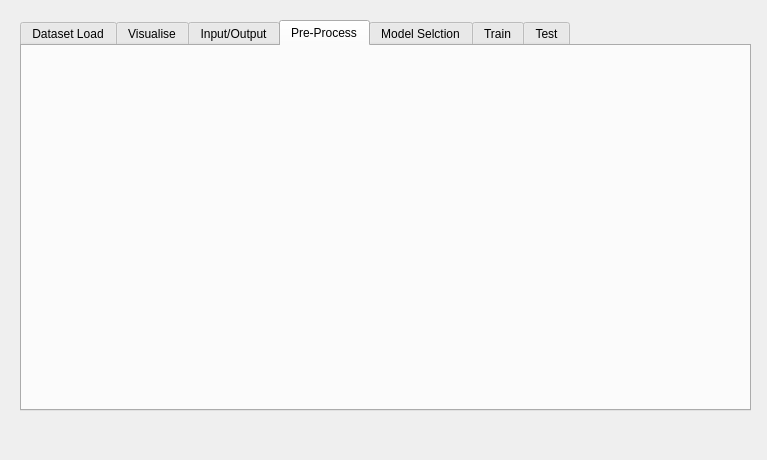
This is resources/ui/ml_gui.ui in matheusft/modelling_ml as Qt 5 draws it before an edit. The edited form follows.
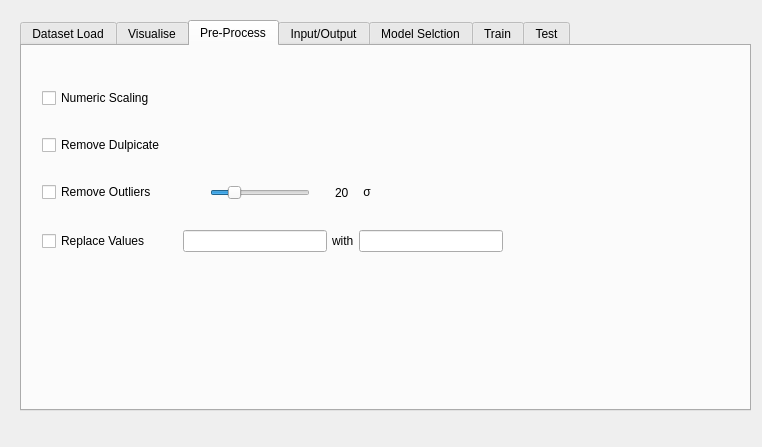
This is the edited form. The open tabs and pages were chosen to show the change. Custom widgets are drawn as their Qt base class.

```diff
--- a/resources/ui/ml_gui.ui
+++ b/resources/ui/ml_gui.ui
@@ -6,8 +6,8 @@
    <rect>
     <x>0</x>
     <y>0</y>
-    <width>767</width>
-    <height>460</height>
+    <width>762</width>
+    <height>447</height>
    </rect>
   </property>
   <property name="windowTitle">
@@ -123,15 +123,263 @@
      </property>
     </widget>
    </widget>
-   <widget class="QWidget" name="inputoutput_tab">
-    <attribute name="title">
-     <string>Input/Output</string>
-    </attribute>
-   </widget>
    <widget class="QWidget" name="pre_process_tab">
     <attribute name="title">
      <string>Pre-Process</string>
     </attribute>
+    <widget class="QWidget" name="verticalLayoutWidget_5">
+     <property name="geometry">
+      <rect>
+       <x>20</x>
+       <y>20</y>
+       <width>461</width>
+       <height>211</height>
+      </rect>
+     </property>
+     <layout class="QVBoxLayout" name="verticalLayout_5">
+      <property name="spacing">
+       <number>5</number>
+      </property>
+      <property name="sizeConstraint">
+       <enum>QLayout::SetDefaultConstraint</enum>
+      </property>
+      <property name="topMargin">
+       <number>0</number>
+      </property>
+      <property name="bottomMargin">
+       <number>0</number>
+      </property>
+      <item>
+       <layout class="QHBoxLayout" name="numeric_scaling_horizontalLayout">
+        <item>
+         <widget class="QCheckBox" name="numeric_scaling_checkBox">
+          <property name="maximumSize">
+           <size>
+            <width>16777215</width>
+            <height>16777215</height>
+           </size>
+          </property>
+          <property name="text">
+           <string>Numeric Scaling </string>
+          </property>
+         </widget>
+        </item>
+       </layout>
+      </item>
+      <item>
+       <layout class="QHBoxLayout" name="remove_duplicates_horizontalLayout">
+        <property name="spacing">
+         <number>-1</number>
+        </property>
+        <item>
+         <widget class="QCheckBox" name="remove_duplicates_checkBox">
+          <property name="sizePolicy">
+           <sizepolicy hsizetype="Minimum" vsizetype="Fixed">
+            <horstretch>0</horstretch>
+            <verstretch>0</verstretch>
+           </sizepolicy>
+          </property>
+          <property name="maximumSize">
+           <size>
+            <width>16777215</width>
+            <height>16777215</height>
+           </size>
+          </property>
+          <property name="text">
+           <string>Remove Dulpicate</string>
+          </property>
+         </widget>
+        </item>
+       </layout>
+      </item>
+      <item>
+       <layout class="QHBoxLayout" name="remove_outliers_horizontalLayout">
+        <item>
+         <widget class="QCheckBox" name="remove_outliers_checkBox">
+          <property name="maximumSize">
+           <size>
+            <width>380</width>
+            <height>16777215</height>
+           </size>
+          </property>
+          <property name="text">
+           <string>Remove Outliers</string>
+          </property>
+         </widget>
+        </item>
+        <item>
+         <spacer name="replace_value_horizontalSpacer_2">
+          <property name="orientation">
+           <enum>Qt::Horizontal</enum>
+          </property>
+          <property name="sizeType">
+           <enum>QSizePolicy::Fixed</enum>
+          </property>
+          <property name="sizeHint" stdset="0">
+           <size>
+            <width>20</width>
+            <height>21</height>
+           </size>
+          </property>
+         </spacer>
+        </item>
+        <item>
+         <widget class="QSlider" name="horizontalSlider">
+          <property name="maximumSize">
+           <size>
+            <width>100</width>
+            <height>16777215</height>
+           </size>
+          </property>
+          <property name="maximum">
+           <number>99</number>
+          </property>
+          <property name="singleStep">
+           <number>5</number>
+          </property>
+          <property name="pageStep">
+           <number>5</number>
+          </property>
+          <property name="value">
+           <number>20</number>
+          </property>
+          <property name="sliderPosition">
+           <number>20</number>
+          </property>
+          <property name="orientation">
+           <enum>Qt::Horizontal</enum>
+          </property>
+         </widget>
+        </item>
+        <item>
+         <spacer name="replace_value_horizontalSpacer_5">
+          <property name="orientation">
+           <enum>Qt::Horizontal</enum>
+          </property>
+          <property name="sizeType">
+           <enum>QSizePolicy::Fixed</enum>
+          </property>
+          <property name="sizeHint" stdset="0">
+           <size>
+            <width>20</width>
+            <height>21</height>
+           </size>
+          </property>
+         </spacer>
+        </item>
+        <item>
+         <widget class="QLabel" name="label_5">
+          <property name="maximumSize">
+           <size>
+            <width>20</width>
+            <height>16777215</height>
+           </size>
+          </property>
+          <property name="text">
+           <string>20</string>
+          </property>
+         </widget>
+        </item>
+        <item>
+         <widget class="QLabel" name="label_3">
+          <property name="sizePolicy">
+           <sizepolicy hsizetype="Preferred" vsizetype="Fixed">
+            <horstretch>0</horstretch>
+            <verstretch>0</verstretch>
+           </sizepolicy>
+          </property>
+          <property name="maximumSize">
+           <size>
+            <width>380</width>
+            <height>16777215</height>
+           </size>
+          </property>
+          <property name="text">
+           <string> σ</string>
+          </property>
+         </widget>
+        </item>
+       </layout>
+      </item>
+      <item>
+       <layout class="QHBoxLayout" name="replace_value_horizontalLayout">
+        <item>
+         <widget class="QCheckBox" name="replace_values_checkBox">
+          <property name="maximumSize">
+           <size>
+            <width>380</width>
+            <height>16777215</height>
+           </size>
+          </property>
+          <property name="text">
+           <string>Replace Values</string>
+          </property>
+         </widget>
+        </item>
+        <item>
+         <spacer name="replace_value_horizontalSpacer">
+          <property name="orientation">
+           <enum>Qt::Horizontal</enum>
+          </property>
+          <property name="sizeType">
+           <enum>QSizePolicy::Fixed</enum>
+          </property>
+          <property name="sizeHint" stdset="0">
+           <size>
+            <width>27</width>
+            <height>21</height>
+           </size>
+          </property>
+         </spacer>
+        </item>
+        <item>
+         <widget class="QLineEdit" name="replace_text_lineEdit">
+          <property name="maximumSize">
+           <size>
+            <width>380</width>
+            <height>16777215</height>
+           </size>
+          </property>
+         </widget>
+        </item>
+        <item>
+         <widget class="QLabel" name="label">
+          <property name="sizePolicy">
+           <sizepolicy hsizetype="Preferred" vsizetype="Fixed">
+            <horstretch>0</horstretch>
+            <verstretch>0</verstretch>
+           </sizepolicy>
+          </property>
+          <property name="maximumSize">
+           <size>
+            <width>380</width>
+            <height>16777215</height>
+           </size>
+          </property>
+          <property name="text">
+           <string>with</string>
+          </property>
+         </widget>
+        </item>
+        <item>
+         <widget class="QLineEdit" name="replacing_value_lineEdit">
+          <property name="maximumSize">
+           <size>
+            <width>380</width>
+            <height>16777215</height>
+           </size>
+          </property>
+         </widget>
+        </item>
+       </layout>
+      </item>
+     </layout>
+    </widget>
+   </widget>
+   <widget class="QWidget" name="inputoutput_tab">
+    <attribute name="title">
+     <string>Input/Output</string>
+    </attribute>
    </widget>
    <widget class="QWidget" name="model_selection_tab">
     <attribute name="title">
```
Left out of the diff: 19 changed lines with no effect on the pictures.
